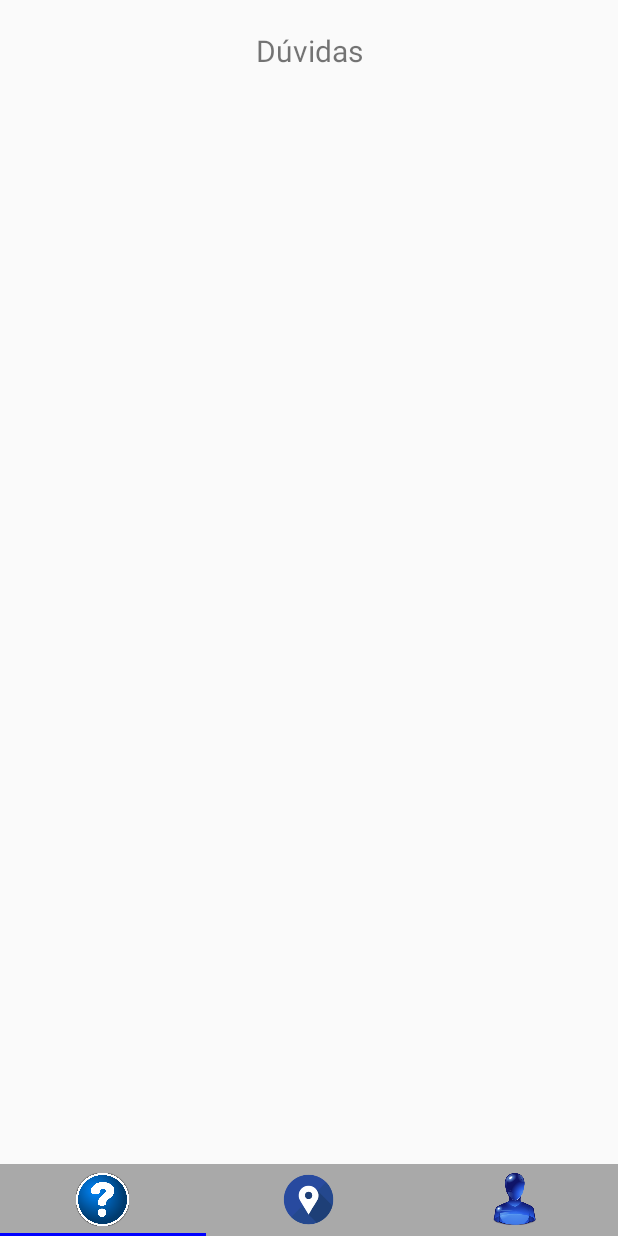
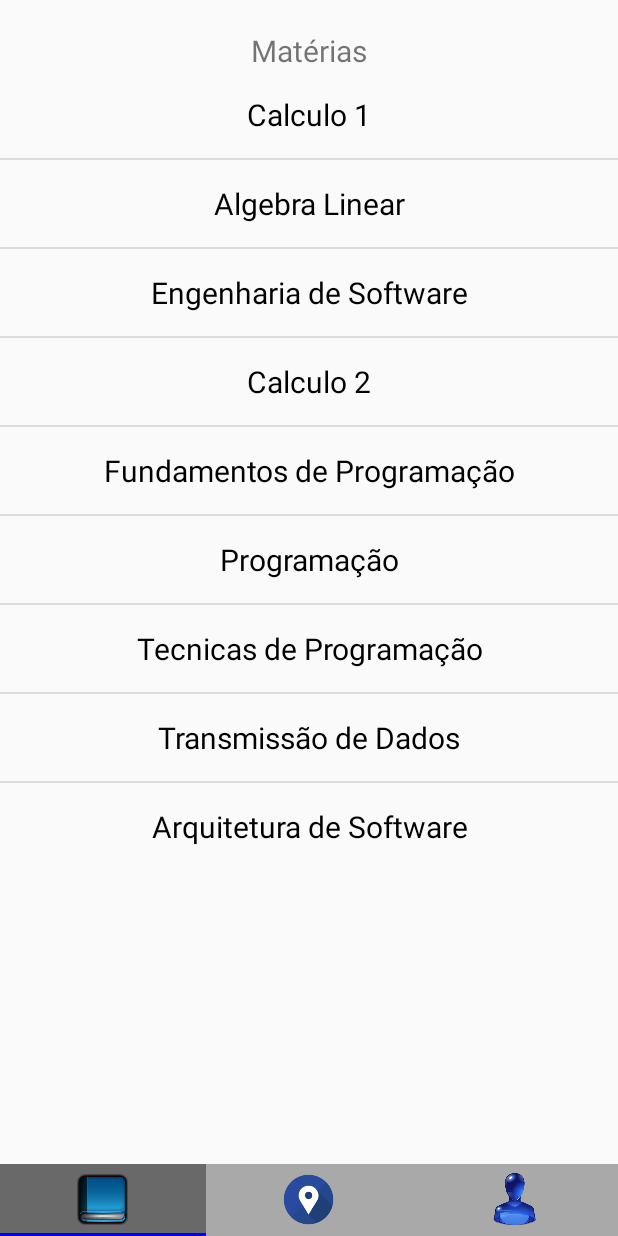
Before and after one commit to ArthurBrito/TaSabido, an Android app: the screen it shows after launch (PaginaPrincipalActivity), on a phone screen of 412 x 824 dp. Run offline under Robolectric (Android 15) with nearby library versions, the phone set to English and light mode, and no system bars.

Commit message:
Materias ListView inicial

```diff
--- /dev/null
+++ b/app/src/main/java/br/ufc/engsoftware/DAO/MateriaDAO.java
@@ -0,0 +1,32 @@
+package br.ufc.engsoftware.DAO;
+
+import java.util.Vector;
+
+import br.ufc.engsoftware.models.Materia;
+
+/**
+ * Created by Thiago on 14/05/2016.
+ */
+public class MateriaDAO {
+
+    private Vector<Materia> materias;
+
+    public MateriaDAO() {
+        materias = new Vector<Materia>();
+
+        materias.add(new Materia(1, "Calculo 1"));
+        materias.add(new Materia(2, "Algebra Linear"));
+        materias.add(new Materia(3, "Engenharia de Software"));
+        materias.add(new Materia(4, "Calculo 2"));
+        materias.add(new Materia(5, "Fundamentos de Programação"));
+        materias.add(new Materia(6, "Programação"));
+        materias.add(new Materia(7, "Tecnicas de Programação"));
+        materias.add(new Materia(8, "Transmissão de Dados"));
+        materias.add(new Materia(9, "Arquitetura de Software"));
+    }
+
+    public Vector<Materia> list(){
+        Vector<Materia> vector = (Vector<Materia>) materias.clone();
+        return vector;
+    }
+}
--- /dev/null
+++ b/app/src/main/java/br/ufc/engsoftware/models/Duvida.java
@@ -0,0 +1,12 @@
+package br.ufc.engsoftware.models;
+
+/**
+ * Created by Thiago on 14/05/2016.
+ */
+public class Duvida {
+
+    private int id_duvida;
+    private String titulo;
+    private String descricao;
+    private String materia;
+}
--- /dev/null
+++ b/app/src/main/java/br/ufc/engsoftware/models/Materia.java
@@ -0,0 +1,35 @@
+package br.ufc.engsoftware.models;
+
+/**
+ * Created by Thiago on 14/05/2016.
+ */
+public class Materia {
+
+    private int id_materia;
+    private String nome;
+
+    public Materia(int id_materia, String nome) {
+        this.id_materia = id_materia;
+        this.nome = nome;
+    }
+
+    public int getId() {
+        return id_materia;
+    }
+
+    public void setId(int id_materia) {
+        this.id_materia = id_materia;
+    }
+
+    public String getNome() {
+        return nome;
+    }
+
+    public void setNome(String nome) {
+        this.nome = nome;
+    }
+
+    public String toString(){
+        return this.nome;
+    }
+}
--- a/app/src/main/java/br/ufc/engsoftware/tasabido/DuvidaFragment.java
+++ /dev/null
@@ -1,26 +0,0 @@
-package br.ufc.engsoftware.tasabido;
-
-import android.os.Bundle;
-import android.support.v4.app.Fragment;
-import android.view.LayoutInflater;
-import android.view.View;
-import android.view.ViewGroup;
-
-/**
- * Created by Thiago on 09/05/2016.
- */
-public class DuvidaFragment extends Fragment {
-
-    // Método principal do fragment, respectivo ao onCreate nas activities
-    // Ele retorna a view que vai ser montada na tela
-    @Override
-    public View onCreateView(LayoutInflater inflater, ViewGroup container,
-                             Bundle savedInstanceState) {
-
-        ViewGroup rootView = (ViewGroup) inflater.inflate(
-                R.layout.fragment_duvidas, container, false);
-
-        return rootView;
-    }
-
-}
--- /dev/null
+++ b/app/src/main/java/br/ufc/engsoftware/tasabido/MateriaFragment.java
@@ -0,0 +1,71 @@
+package br.ufc.engsoftware.tasabido;
+
+import android.os.Bundle;
+import android.support.v4.app.Fragment;
+import android.view.LayoutInflater;
+import android.view.View;
+import android.view.ViewGroup;
+import android.widget.ListView;
+
+import br.ufc.engsoftware.DAO.MateriaDAO;
+
+/**
+ * Created by Thiago on 09/05/2016.
+ */
+public class MateriaFragment extends Fragment {
+
+    // Referencia para o ListView da interface
+    ListView listviewMaterias;
+
+    // Estado do ListView e suas informações
+    MateriaListView gerenciadorMateriasLV;
+
+
+    // Método principal do fragment, respectivo ao onCreate nas activities
+    // Ele retorna a view que vai ser montada na tela
+    @Override
+    public View onCreateView(LayoutInflater inflater, ViewGroup container,
+                             Bundle savedInstanceState) {
+
+        // Seta o layout que será o view do fragment
+        ViewGroup rootView = (ViewGroup) inflater.inflate(
+                R.layout.fragment_materias, container, false);
+
+        // Captura a referencia pro ListView a partir do id
+        listviewMaterias = (ListView) rootView.findViewById(R.id.listview_materias);
+
+        //Metodo responsável por montar o ListView das Dúvidas
+        montarListViewMaterias();
+
+        return rootView;
+    }
+
+    private void montarListViewMaterias(){
+
+        // Apagar quando mudar para o banco de dados, pois como  vai ser uma classe estatica
+        // não precisa ser instanciada
+        MateriaDAO materiaDAO = new MateriaDAO();
+
+        gerenciadorMateriasLV = new MateriaListView(listviewMaterias, getActivity(), materiaDAO.list());
+
+        /*
+        swipeRefresh.setOnRefreshListener(
+                new SwipeRefreshLayout.OnRefreshListener() {
+                    @Override
+                    public void onRefresh() {
+                        listView.post(new Runnable() {
+                            @Override
+                            public void run() {
+                                listViewExample.setListView(getApplicationContext(), tweeterVector.list());
+                            }
+                        });
+
+                        swipeRefresh.setRefreshing(false);
+                    }
+                }
+        );
+        */
+
+    }
+
+}
--- /dev/null
+++ b/app/src/main/java/br/ufc/engsoftware/tasabido/MateriaListView.java
@@ -0,0 +1,68 @@
+package br.ufc.engsoftware.tasabido;
+
+import android.annotation.TargetApi;
+import android.content.Context;
+import android.content.Intent;
+import android.os.Build;
+import android.view.View;
+import android.widget.AdapterView;
+import android.widget.ArrayAdapter;
+import android.widget.ListView;
+
+import java.util.Collections;
+import java.util.Vector;
+
+import br.ufc.engsoftware.DAO.MateriaDAO;
+import br.ufc.engsoftware.models.Materia;
+
+/**
+ * Created by Thiago on 14/05/2016.
+ */
+public class MateriaListView {
+
+    ListView listview;
+
+
+    public MateriaListView(ListView listview, Context view, Vector<Materia> vector) {
+        this.listview = listview;
+
+        setListView(view, vector);
+    }
+
+    public void setListView(Context view, Vector<Materia> vector){
+
+        final ArrayAdapter<Materia> adapter = new ArrayAdapter<Materia>(view,
+                R.layout.materias_listview_rowlayout, R.id.label, vector);
+        listview.setAdapter(adapter);
+
+        /*
+        listview.setOnItemClickListener(new AdapterView.OnItemClickListener() {
+
+            @TargetApi(Build.VERSION_CODES.JELLY_BEAN)
+            @Override
+            public void onItemClick(AdapterView<?> parent, final View view,
+                                    int position, long id) {
+                final Materia item = (Materia) parent.getItemAtPosition(position);
+
+                int itemId = vectorOriginal.getId(item);
+
+                chamarEditPostActivity(view.getContext(), item, itemId);
+            }
+
+        });*/
+    }
+
+    /*
+    private void chamarEditPostActivity(Context view, Materia item, int id){
+        Intent intent = new Intent();
+        intent.setAction("br.ufc.dc.dspm.action.EDITTWEETER");
+        intent.addFlags(Intent.FLAG_ACTIVITY_NEW_TASK);
+        intent.setComponent(null);
+        intent.addCategory("br.ufc.dc.dspm.category.CATEGORIA");
+        intent.putExtra("TEXT", item.getText());
+        intent.putExtra("ID", id);
+
+        view.startActivity(intent);
+    }
+    */
+}
--- a/app/src/main/java/br/ufc/engsoftware/tasabido/PaginaPrincipalActivity.java
+++ b/app/src/main/java/br/ufc/engsoftware/tasabido/PaginaPrincipalActivity.java
@@ -1,19 +1,13 @@
 package br.ufc.engsoftware.tasabido;
 
-import android.graphics.drawable.Drawable;
 import android.support.design.widget.TabLayout;
 import android.support.v4.app.Fragment;
 import android.support.v4.app.FragmentActivity;
 import android.support.v4.app.FragmentManager;
 import android.support.v4.app.FragmentPagerAdapter;
-import android.support.v4.content.ContextCompat;
 import android.support.v4.view.PagerAdapter;
 import android.support.v4.view.ViewPager;
-import android.support.v7.app.AppCompatActivity;
 import android.os.Bundle;
-import android.text.Spannable;
-import android.text.SpannableString;
-import android.text.style.ImageSpan;
 import android.view.LayoutInflater;
 import android.view.View;
 import android.widget.ImageView;
@@ -32,8 +26,8 @@ public class PaginaPrincipalActivity extends FragmentActivity {
      * * Alterações na página de GPS devem ser feita na classe
      * GpsFragment e no layout fragment_gps
      *
-     * * Alterações na página de DUVIDAS devem ser feita na classe
-     * DuvidaFragment e no layout fragment_duvidas
+     * * Alterações na página de MATERIAS devem ser feita na classe
+     * MateriaFragment e no layout fragment_materias
      *
      * Sabendo disso caso você faça alguma alteração NESTA classe
      * você deve ter um bom motivo :D
@@ -93,7 +87,7 @@ public class PaginaPrincipalActivity extends FragmentActivity {
 
         // Atributo com os icones que vão ser usado nas abas do TabLayout
         private int[] imageResId = {
-                R.drawable.help_icon_1 ,
+                R.drawable.book_icon_1 ,
                 R.drawable.gps_icon_1,
                 R.drawable.user_icon_1
         };
@@ -106,7 +100,7 @@ public class PaginaPrincipalActivity extends FragmentActivity {
         @Override
         public Fragment getItem(int position) {
             if (position == 0) {
-                return new DuvidaFragment();
+                return new MateriaFragment();
             } else if (position == 1) {
                 return new GpsFragment();
             } else if (position == 2) {
--- /dev/null
+++ b/app/src/main/res/drawable/tab_color_selector.xml
@@ -0,0 +1,5 @@
+<?xml version="1.0" encoding="utf-8"?>
+<selector xmlns:android="http://schemas.android.com/apk/res/android">
+    <item android:drawable="@color/tab_background_selected" android:state_selected="true"/>
+    <item android:drawable="@color/tab_background_unselected"/>
+</selector>
--- a/app/src/main/res/layout/activity_pagina_principal.xml
+++ b/app/src/main/res/layout/activity_pagina_principal.xml
@@ -3,6 +3,7 @@
     xmlns:tools="http://schemas.android.com/tools"
     android:layout_width="match_parent"
     android:layout_height="match_parent"
+    xmlns:app="http://schemas.android.com/apk/res-auto"
     android:paddingBottom="@dimen/main_vertical_margin"
     android:paddingLeft="@dimen/main_horizontal_margin"
     android:paddingRight="@dimen/main_horizontal_margin"
@@ -21,6 +22,7 @@
         android:id="@+id/sliding_tabs"
         android:layout_width="match_parent"
         android:layout_height="wrap_content"
-        style="@style/MyCustomTabLayout" />
+        style="@style/MyCustomTabLayout"
+        app:tabBackground="@drawable/tab_color_selector"/>
 
 </LinearLayout>
--- /dev/null
+++ b/app/src/main/res/layout/fragment_materias.xml
@@ -0,0 +1,24 @@
+<?xml version="1.0" encoding="utf-8"?>
+<LinearLayout
+    xmlns:android="http://schemas.android.com/apk/res/android"
+    android:orientation="vertical"
+    android:layout_width="match_parent"
+    android:layout_height="match_parent">
+
+    <!-- Pode deletar, feito só para o layout não ficar vazio -->
+    <TextView
+        android:layout_width="match_parent"
+        android:layout_height="wrap_content"
+        android:layout_marginTop="20sp"
+        android:gravity="center"
+        android:text="Matérias"
+        android:textSize="20sp"/>
+
+    <ListView
+        android:id="@+id/listview_materias"
+        android:layout_width="match_parent"
+        android:layout_height="wrap_content">
+
+    </ListView>
+
+</LinearLayout>
--- a/app/src/main/res/layout/fragment_duvidas.xml
+++ b/app/src/main/res/layout/materias_listview_rowlayout.xml
@@ -5,13 +5,14 @@
     android:layout_width="match_parent"
     android:layout_height="match_parent">
 
-    <!-- Pode deletar, feito só para o layout não ficar vazio -->
     <TextView
+        android:id="@+id/label"
         android:layout_width="match_parent"
         android:layout_height="wrap_content"
-        android:layout_marginTop="20sp"
+        android:paddingTop="15sp"
+        android:paddingBottom="15sp"
         android:gravity="center"
-        android:text="Dúvidas"
-        android:textSize="20sp"/>
+        android:textColor="#000000"
+        android:textSize="20sp" />
 
 </LinearLayout>
--- a/app/src/main/res/values/colors.xml
+++ b/app/src/main/res/values/colors.xml
@@ -3,5 +3,6 @@
     <color name="colorPrimary">#3F51B5</color>
     <color name="colorPrimaryDark">#303F9F</color>
     <color name="colorAccent">#FF4081</color>
-    <color name="color1">#A9A9A9</color>
+    <color name="tab_background_unselected">#A9A9A9</color>
+    <color name="tab_background_selected">#696969</color>
 </resources>
--- a/app/src/main/res/values/styles.xml
+++ b/app/src/main/res/values/styles.xml
@@ -11,7 +11,6 @@
     <style name="MyCustomTabLayout" parent="Widget.Design.TabLayout">
         <item name="tabIndicatorColor">#0000FF</item>
         <item name="tabSelectedTextColor">#0000FF</item>
-        <item name="tabBackground">@color/color1</item>
         <item name="tabTextAppearance">@style/MyCustomTextAppearance</item>
     </style>
 
```
Also changed, not shown: app/src/main/res/drawable/book_icon_1.png (added).
